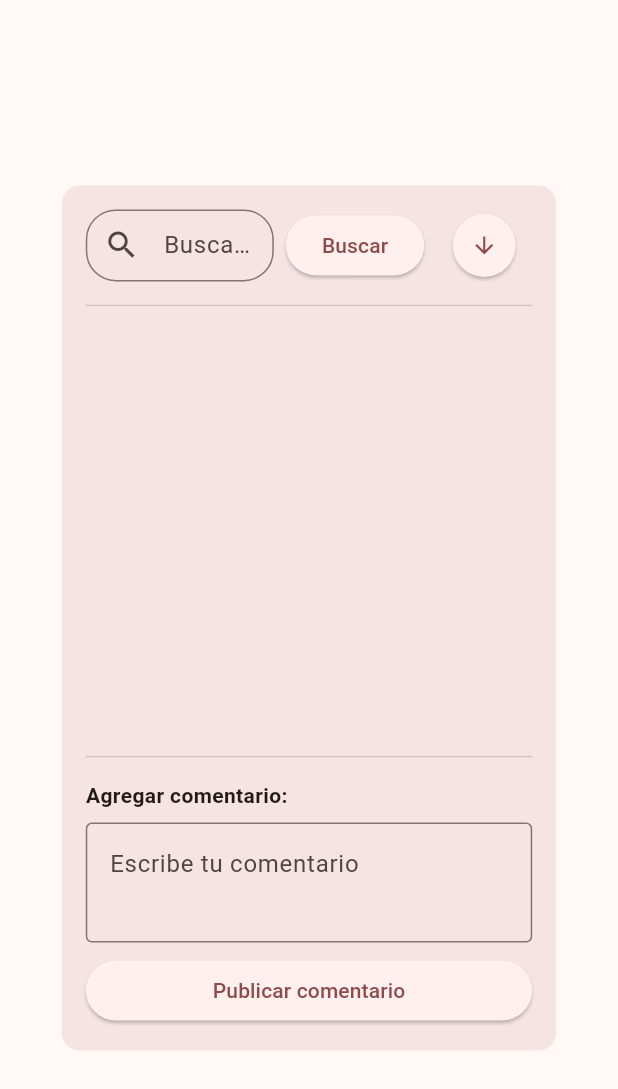
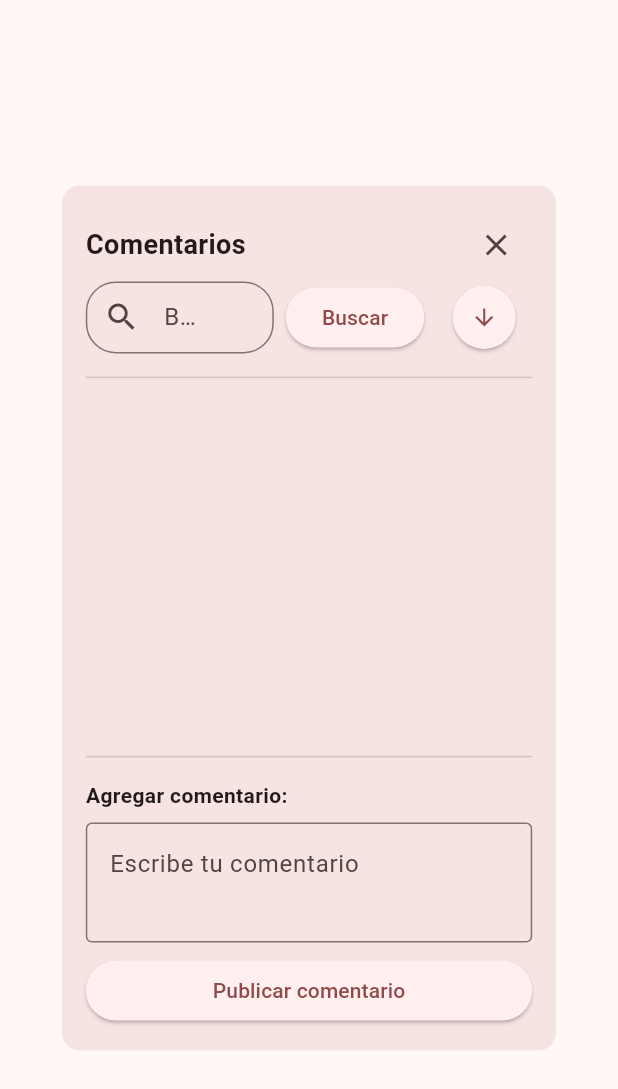
Before and after one commit to arincassia/abaez-flutter001, a Flutter app: the _ComentariosDialogContent widget shown alone on an empty page, opened directly with empty values, on a phone screen of 412 x 824 dp. Shown: the top 1089 px of the screen. Run offline on Flutter 3.47's test engine with Material 3 defaults, Android fonts, the phone set to English and light mode, and no system bars; our stand-ins replace dio, equatable, flutter_bloc, flutter_dotenv, get_it, shared_preferences and 1 more; accounts and stored records are empty; network calls fail.

Commit message:
Agrega boton para cerrar el dialogo de comentarios y boton para limpiar campo de busqueda

```diff
--- a/lib/views/comentarios/comentarios_dialog.dart
+++ b/lib/views/comentarios/comentarios_dialog.dart
@@ -47,6 +47,7 @@ class _ComentariosDialogContentState extends State<_ComentariosDialogContent> {
 
   @override
   Widget build(BuildContext context) {
+    //aqui se pueden definir variables
     return Dialog(
       shape: RoundedRectangleBorder(borderRadius: BorderRadius.circular(12)),
       child: Container(
@@ -60,6 +61,20 @@ class _ComentariosDialogContentState extends State<_ComentariosDialogContent> {
           children: [
             // Encabezado
             Row(
+              mainAxisAlignment: MainAxisAlignment.spaceBetween,
+              children: [
+                const Text(
+                  'Comentarios',
+                  style: TextStyle(fontSize: 18, fontWeight: FontWeight.bold),
+                ),
+                IconButton(
+                  icon: const Icon(Icons.close),
+                  tooltip: 'Cerrar',
+                  onPressed: () => Navigator.pop(context),
+                ),
+              ],
+            ),
+            Row(
               children: [
                 Expanded(
                   child: TextField(
@@ -71,6 +86,27 @@ class _ComentariosDialogContentState extends State<_ComentariosDialogContent> {
                         vertical: 8,
                       ),
                       prefixIcon: const Icon(Icons.search),
+                      // Usar ValueListenableBuilder para reaccionar a cambios en el texto
+                      suffixIcon: ValueListenableBuilder<TextEditingValue>(
+                        valueListenable: _busquedaController,
+                        builder: (context, value, child) {
+                          return value.text.isNotEmpty
+                              ? IconButton(
+                                  icon: const Icon(Icons.clear),
+                                  tooltip: 'Limpiar búsqueda',
+                                  onPressed: () {
+                                    // Limpiar el campo de búsqueda
+                                    _busquedaController.clear();
+                                    // Recargar todos los comentarios
+                                    context.read<ComentarioBloc>().add(
+                                          LoadComentarios(
+                                              noticiaId: widget.noticiaId),
+                                        );
+                                  },
+                                )
+                              : const SizedBox.shrink();
+                        },
+                      ),
                       border: OutlineInputBorder(
                         borderRadius: BorderRadius.circular(20),
                       ),
--- a/pubspec.yaml
+++ b/pubspec.yaml
@@ -42,6 +42,7 @@ dependencies:
   get_it: ^8.0.2
   watch_it: ^1.5.1
   intl: ^0.18.0
+  json_annotation: ^4.9.0
 
 
 
@@ -55,6 +56,8 @@ dev_dependencies:
   # package. See that file for information about deactivating specific lint
   # rules and activating additional ones.
   flutter_lints: ^5.0.0
+  build_runner: ^2.4.15
+  json_serializable: ^6.9.5
 
 # For information on the generic Dart part of this file, see the
 # following page: https://dart.dev/tools/pub/pubspec
```
